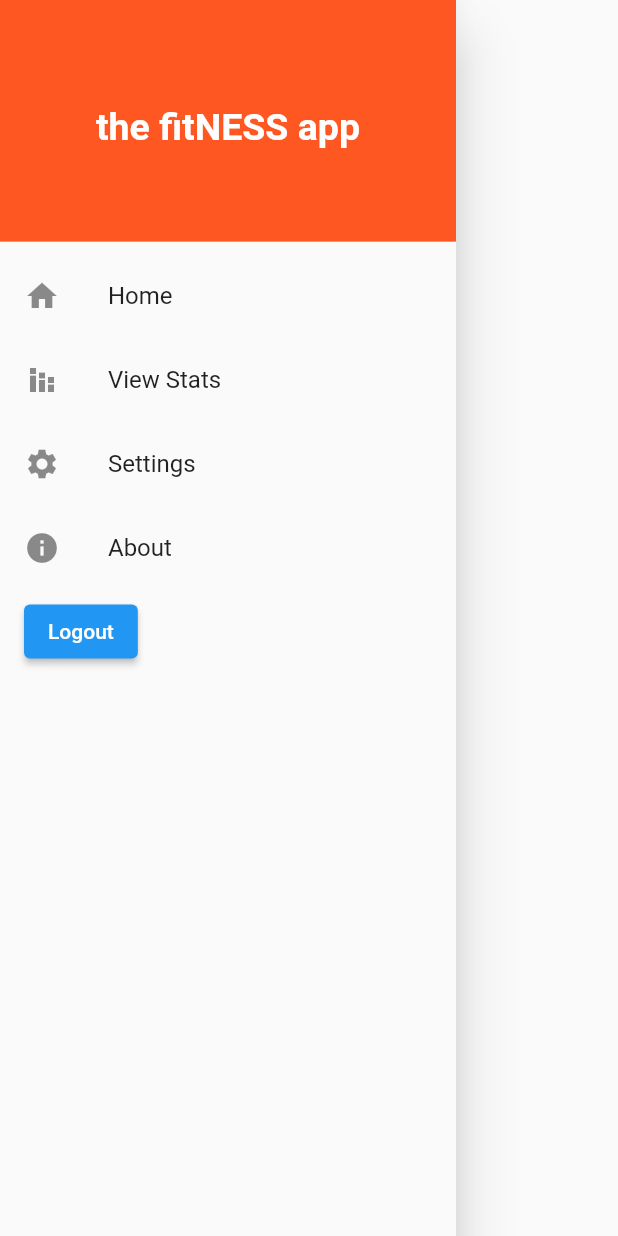
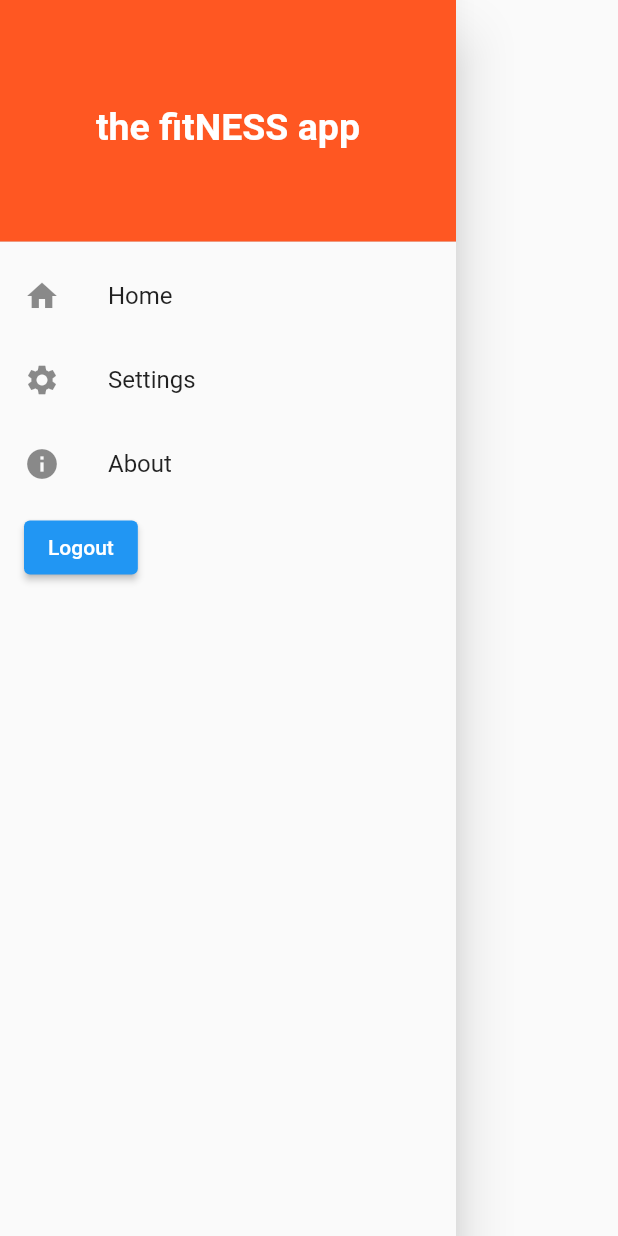
Before and after one commit to CPAD2021SecA/SecAGroup08, a Flutter app: the SideDrawer widget shown alone on an empty page, opened directly, on a phone screen of 412 x 824 dp. Run offline on Flutter 3.47's test engine with Material 2 defaults, Android fonts, the phone set to English and light mode, and no system bars; our stand-ins replace cloud_firestore, firebase_auth, firebase_core, font_awesome_flutter, google_sign_in, settings_ui and 1 more; missing offline and left inert: contactus; accounts and stored records are empty.

Commit message:
removed stats

```diff
--- a/fitness_app/lib/widgets/side_drawer.dart
+++ b/fitness_app/lib/widgets/side_drawer.dart
@@ -31,11 +31,6 @@ class SideDrawer extends StatelessWidget {
             },
           ),
           ListTile(
-            leading: const Icon(Icons.stacked_bar_chart),
-            title: const Text('View Stats'),
-            onTap: () => {},
-          ),
-          ListTile(
             leading: Icon(Icons.settings),
             title: const Text('Settings'),
             onTap: () => {
```
Also changed, not shown: fitness_app/lib/widgets/logged_in_widget.dart (+16 -117 lines).
